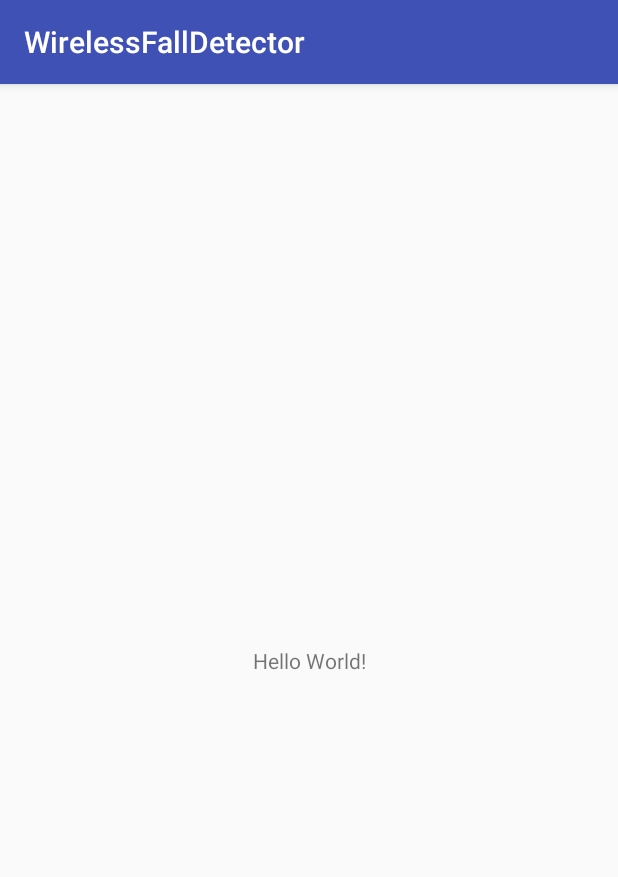
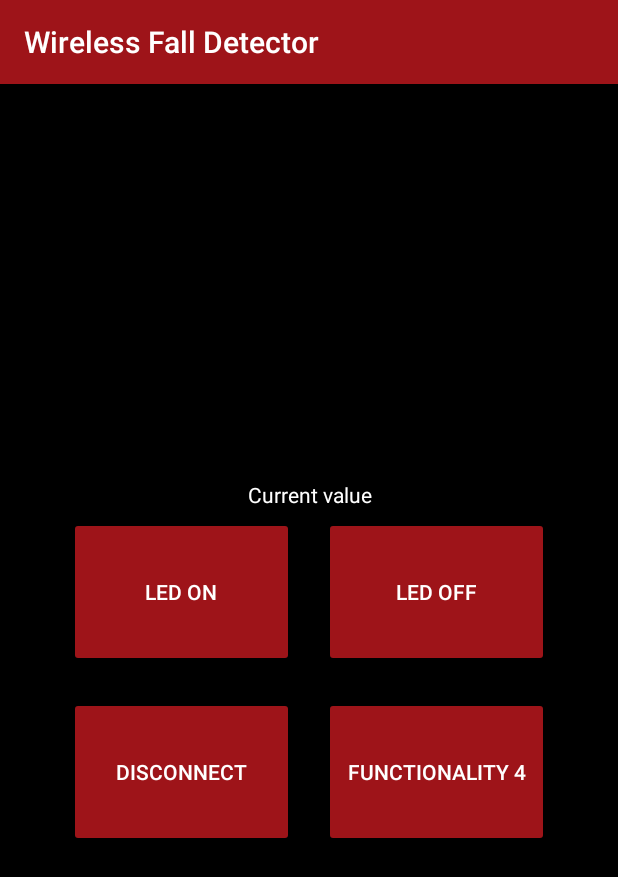
Before and after one commit to Franiszeeek/POM_WirelessFallDetector, an Android app: the screen it shows after launch (MainActivity), on a phone screen of 412 x 824 dp. Shown: the top 877 px of the screen. Run offline under Robolectric (Android 15) with nearby library versions, the phone set to English and light mode, and no system bars.

Commit message:
Widoki + Styl

```diff
--- a/app/src/main/AndroidManifest.xml
+++ b/app/src/main/AndroidManifest.xml
@@ -16,6 +16,7 @@
                 <category android:name="android.intent.category.LAUNCHER" />
             </intent-filter>
         </activity>
+        <activity android:name=".DeviceList"></activity>
     </application>
 
 </manifest>
--- a/app/src/main/res/layout/activity_main.xml
+++ b/app/src/main/res/layout/activity_main.xml
@@ -1,18 +1,69 @@
 <?xml version="1.0" encoding="utf-8"?>
-<android.support.constraint.ConstraintLayout xmlns:android="http://schemas.android.com/apk/res/android"
+<LinearLayout xmlns:android="http://schemas.android.com/apk/res/android"
     xmlns:app="http://schemas.android.com/apk/res-auto"
     xmlns:tools="http://schemas.android.com/tools"
     android:layout_width="match_parent"
     android:layout_height="match_parent"
+    android:gravity="center"
+    android:orientation="vertical"
+    android:background="@color/colorBackground"
     tools:context="com.example.franciszeeek.wirelessfalldetector.MainActivity">
 
     <TextView
+        android:id="@+id/dataValue"
+        android:layout_width="match_parent"
+        android:layout_height="wrap_content"
+        android:text="Current value"
+        android:textColor="@color/colorTextButton"
+        android:textAlignment="center"
+        android:layout_marginBottom="5dp"
+        android:layout_marginTop="5dp"/>
+
+    <LinearLayout
         android:layout_width="wrap_content"
         android:layout_height="wrap_content"
-        android:text="Hello World!"
-        app:layout_constraintBottom_toBottomOf="parent"
-        app:layout_constraintLeft_toLeftOf="parent"
-        app:layout_constraintRight_toRightOf="parent"
-        app:layout_constraintTop_toTopOf="parent" />
+        android:orientation="horizontal">
 
-</android.support.constraint.ConstraintLayout>
+        <Button
+            android:id="@+id/functionality1"
+            android:layout_width="150dp"
+            android:layout_height="100dp"
+            android:backgroundTint="@color/colorButton"
+            android:text="LED ON"
+            android:textColor="@color/colorTextButton" />
+
+        <Button
+            android:id="@+id/functionality2"
+            android:layout_width="150dp"
+            android:layout_height="100dp"
+            android:backgroundTint="@color/colorButton"
+            android:text="LED OFF"
+            android:textColor="@color/colorTextButton"
+            android:layout_marginLeft="20dp"
+            android:layout_marginBottom="20dp"/>
+    </LinearLayout>
+
+    <LinearLayout
+        android:layout_width="wrap_content"
+        android:layout_height="wrap_content"
+        android:orientation="horizontal">
+
+        <Button
+            android:id="@+id/functionality3"
+            android:layout_width="150dp"
+            android:layout_height="100dp"
+            android:backgroundTint="@color/colorButton"
+            android:text="Disconnect"
+            android:textColor="@color/colorTextButton" />
+
+        <Button
+            android:id="@+id/functionality4"
+            android:layout_width="150dp"
+            android:layout_height="100dp"
+            android:backgroundTint="@color/colorButton"
+            android:text="functionality 4"
+            android:textColor="@color/colorTextButton"
+            android:layout_marginLeft="20dp"/>
+    </LinearLayout>
+
+</LinearLayout>
--- a/app/src/main/res/values/colors.xml
+++ b/app/src/main/res/values/colors.xml
@@ -3,4 +3,7 @@
     <color name="colorPrimary">#3F51B5</color>
     <color name="colorPrimaryDark">#303F9F</color>
     <color name="colorAccent">#FF4081</color>
+    <color name="colorButton">#9e1419</color>
+    <color name="colorTextButton">#ffffff</color>
+    <color name="colorBackground">#000000</color>
 </resources>
--- a/app/src/main/res/values/strings.xml
+++ b/app/src/main/res/values/strings.xml
@@ -1,3 +1,3 @@
 <resources>
-    <string name="app_name">WirelessFallDetector</string>
+    <string name="app_name">Wireless Fall Detector</string>
 </resources>
--- a/app/src/main/res/values/styles.xml
+++ b/app/src/main/res/values/styles.xml
@@ -3,8 +3,8 @@
     <!-- Base application theme. -->
     <style name="AppTheme" parent="Theme.AppCompat.Light.DarkActionBar">
         <!-- Customize your theme here. -->
-        <item name="colorPrimary">@color/colorPrimary</item>
-        <item name="colorPrimaryDark">@color/colorPrimaryDark</item>
+        <item name="colorPrimary">@color/colorButton</item>
+        <item name="colorPrimaryDark">@color/colorBackground</item>
         <item name="colorAccent">@color/colorAccent</item>
     </style>
 
```
Also changed, not shown: app/src/main/java/com/example/franciszeeek/wirelessfalldetector/DeviceList.java (added, +13 -0 lines), app/src/main/res/layout/activity_device_list.xml (added, +30 -0 lines).
